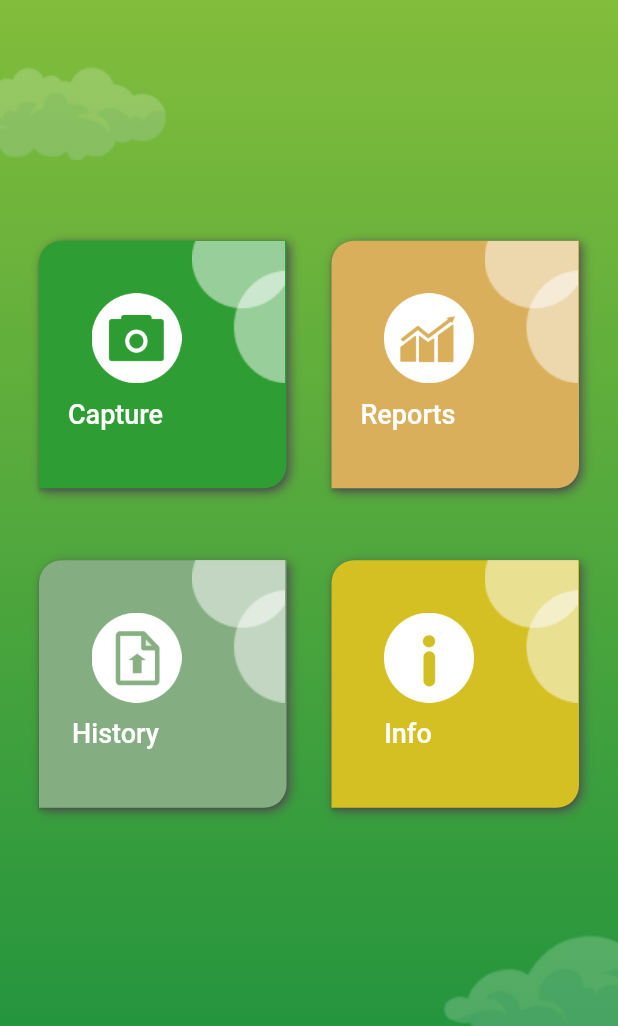
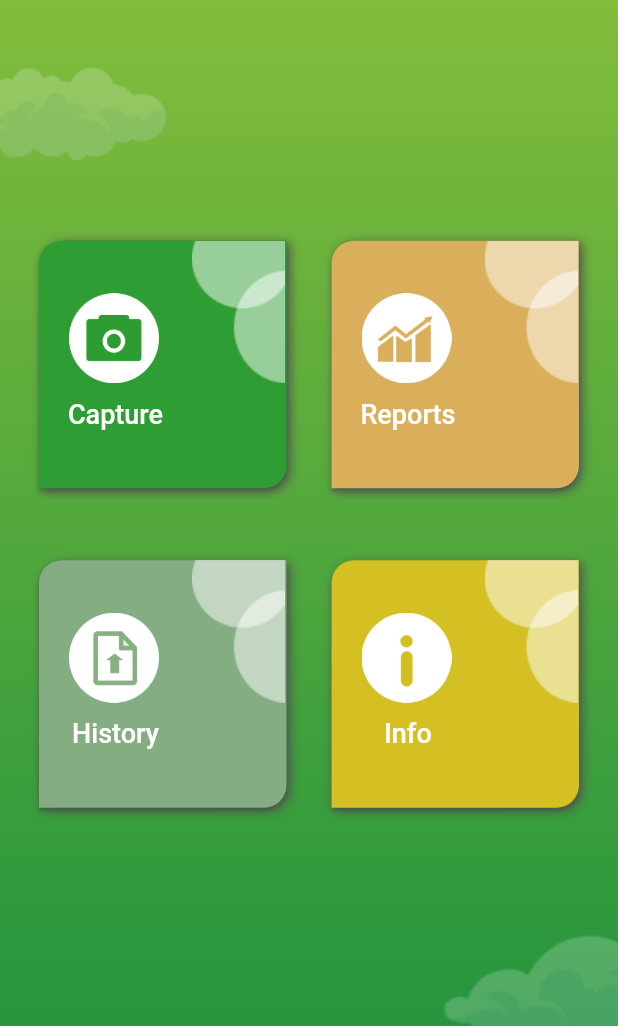
Before and after one commit to Jngkay/deficam, a Flutter app: the screen it shows after launch, after a tap on "Reports", after a tap on the "arrow back ios" icon, on a phone screen of 412 x 824 dp, the part 210-1236 px from its top. Run offline on Flutter 3.47's test engine with Material 2 defaults, Android fonts, the phone set to English and light mode, and no system bars; our stand-ins replace camera, carousel_slider, cloud_firestore, connectivity_plus, firebase_core, firebase_storage and 10 more; missing offline and left inert: flutter_exit_app, tflite; accounts and stored records are empty.

Commit message:
edit design and add the sort function

```diff
--- a/lib/dashboardScreen.dart
+++ b/lib/dashboardScreen.dart
@@ -219,7 +219,7 @@ class _dashboardScreenState extends State<dashboardScreen> {
                                           children: [
                                             Container(
                                               margin: EdgeInsets.fromLTRB(
-                                                  35, 35, 7, 0),
+                                                  20, 35, 22, 0),
                                               width: 60.0,
                                               child: Image.asset(
                                                   'assets/icons/classify_icon.png'),
@@ -259,8 +259,7 @@ class _dashboardScreenState extends State<dashboardScreen> {
                                     Navigator.pushReplacement(
                                         context,
                                         MaterialPageRoute(
-                                            builder: (_) =>
-                                                LineChartSample()));
+                                            builder: (_) => LineChartSample()));
                                   },
                                   child: Container(
                                     decoration: BoxDecoration(
@@ -286,7 +285,7 @@ class _dashboardScreenState extends State<dashboardScreen> {
                                           children: [
                                             Container(
                                               margin: EdgeInsets.fromLTRB(
-                                                  35, 35, 7, 0),
+                                                  20, 35, 22, 0),
                                               width: 60.0,
                                               child: Image.asset(
                                                   'assets/icons/reports_icon.png'),
@@ -362,7 +361,7 @@ class _dashboardScreenState extends State<dashboardScreen> {
                                           children: [
                                             Container(
                                               margin: EdgeInsets.fromLTRB(
-                                                  35, 35, 7, 0),
+                                                  20, 35, 22, 0),
                                               width: 60.0,
                                               child: Image.asset(
                                                   'assets/icons/history_icon.png'),
@@ -428,7 +427,7 @@ class _dashboardScreenState extends State<dashboardScreen> {
                                           children: [
                                             Container(
                                               margin: EdgeInsets.fromLTRB(
-                                                  35, 35, 7, 0),
+                                                  20, 35, 22, 0),
                                               width: 60.0,
                                               child: Image.asset(
                                                   'assets/icons/info_icon.png'),
--- a/lib/reportsTrial.dart
+++ b/lib/reportsTrial.dart
@@ -6,6 +6,7 @@ import 'dart:math';
 import 'package:flutter/material.dart';
 import 'package:fl_chart/fl_chart.dart';
 import 'package:google_fonts/google_fonts.dart';
+import 'package:intl/intl.dart';
 
 class LineChartSample extends StatefulWidget {
   @override
@@ -119,6 +120,12 @@ class _LineChartSampleState extends State<LineChartSample> {
     return Text(text, style: style, textAlign: TextAlign.left);
   }
 
+  String getCurrentDate() {
+    DateTime now = DateTime.now();
+    String formattedDate = DateFormat('MMMM dd, yyyy').format(now);
+    return formattedDate;
+  }
+
   @override
   Widget build(BuildContext context) {
     return Scaffold(
@@ -199,7 +206,22 @@ class _LineChartSampleState extends State<LineChartSample> {
                           ],
                         ),
                         SizedBox(
-                          height: 10,
+                          height: 20,
+                        ),
+                        Row(
+                          mainAxisAlignment: MainAxisAlignment.center,
+                          children: [
+                            Text(
+                              'Report as of ${getCurrentDate()}',
+                              style: GoogleFonts.roboto(
+                                  color: Colors.black,
+                                  fontSize: 18.0,
+                                  fontWeight: FontWeight.w400),
+                            ),
+                          ],
+                        ),
+                        SizedBox(
+                          height: 20,
                         ),
                         Container(
                           height: MediaQuery.of(context).size.height * 0.60,
--- a/lib/splashScreen.dart
+++ b/lib/splashScreen.dart
@@ -37,16 +37,10 @@ class _splashScreenState extends State<splashScreen> {
           ),
           Container(
             width: 310,
-            child: Image.asset('assets/logo/logo-new.png'),
+            child: Image.asset('assets/logo/logowname.png'),
           ),
           Container(
-            width: 350,
-            child: Image.asset(
-              'assets/logo/name.png',
-            ),
-          ),
-          Container(
-            height: 180,
+            height: 200,
           ),
           Center(
               child: LoadingAnimationWidget.prograssiveDots(
@@ -58,7 +52,7 @@ class _splashScreenState extends State<splashScreen> {
                 'GROW WITH EASE',
                 style: TextStyle(
                   color: Colors.black,
-                  fontSize: 25,
+                  fontSize: 20,
                   decoration: TextDecoration.none,
                 ),
               ),
@@ -68,10 +62,10 @@ class _splashScreenState extends State<splashScreen> {
             mainAxisAlignment: MainAxisAlignment.center,
             children: [
               Text(
-                'healthy trees guarantees',
+                'healthy trees guarantee',
                 style: TextStyle(
                   color: Color(0xff2F272A),
-                  fontSize: 15,
+                  fontSize: 13,
                   decoration: TextDecoration.none,
                 ),
               ),
```
Also changed, not shown: lib/historyScreenPage.dart (+73 -4 lines), assets/logo/logowname.png (added).
